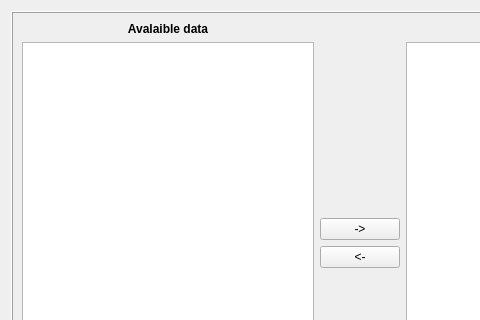
opengribs/XyGrib, file src/GUI/MeteotableOptionsDialog.ui: the form before one commit; both pictures show x 0 to 480 and y 0 to 320 of the 719 by 594 pixel window.
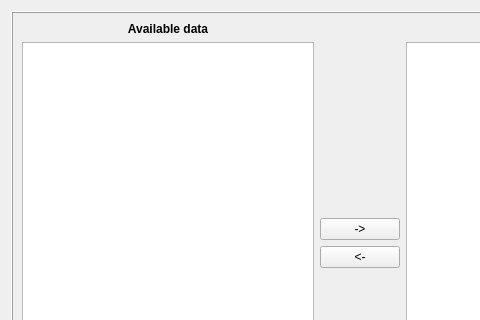
The form after the commit.

Commit message: typo : Avalaible / Available

Diff of the .ui file:
```diff
--- a/src/GUI/MeteotableOptionsDialog.ui
+++ b/src/GUI/MeteotableOptionsDialog.ui
@@ -213,7 +213,7 @@
          </font>
         </property>
         <property name="text">
-         <string>Avalaible data</string>
+         <string>Available data</string>
         </property>
         <property name="alignment">
          <set>Qt::AlignCenter</set>
```
The commit also changes 1 other file.
